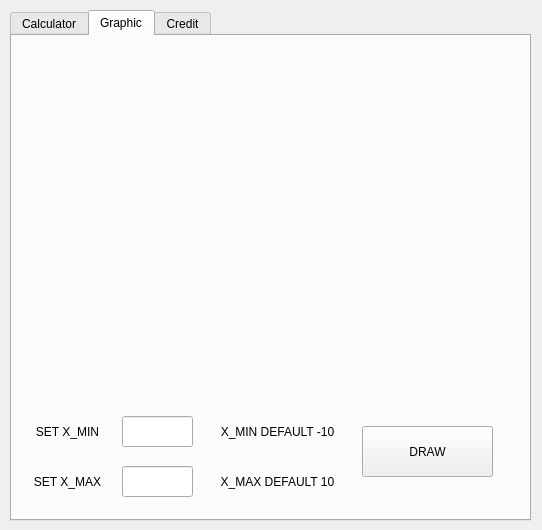
Before: the Qt Designer form src/Calc/mainwindow.ui in Aidahar/Calc_s21, drawn with Qt 5.
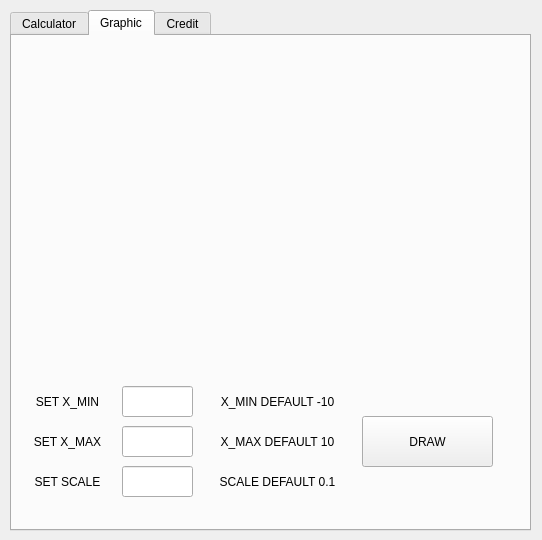
After: the same form once the commit is applied. The open tabs and pages were chosen to show the change. Icons and pictures are not drawn. Custom widgets are drawn as their Qt base class.

Commit message: add check correct max min and scale

What changed in the file:
```diff
--- a/src/Calc/mainwindow.ui
+++ b/src/Calc/mainwindow.ui
@@ -7,7 +7,7 @@
     <x>0</x>
     <y>0</y>
     <width>542</width>
-    <height>530</height>
+    <height>540</height>
    </rect>
   </property>
   <property name="sizePolicy">
@@ -25,7 +25,7 @@
   <property name="maximumSize">
    <size>
     <width>542</width>
-    <height>530</height>
+    <height>540</height>
    </size>
   </property>
   <property name="windowTitle">
@@ -38,7 +38,7 @@
       <x>10</x>
       <y>10</y>
       <width>521</width>
-      <height>511</height>
+      <height>521</height>
      </rect>
     </property>
     <property name="sizePolicy">
@@ -962,7 +962,7 @@
       <property name="geometry">
        <rect>
         <x>110</x>
-        <y>380</y>
+        <y>350</y>
         <width>71</width>
         <height>31</height>
        </rect>
@@ -978,7 +978,7 @@
       <property name="geometry">
        <rect>
         <x>110</x>
-        <y>430</y>
+        <y>390</y>
         <width>71</width>
         <height>31</height>
        </rect>
@@ -994,7 +994,7 @@
       <property name="geometry">
        <rect>
         <x>350</x>
-        <y>390</y>
+        <y>380</y>
         <width>131</width>
         <height>51</height>
        </rect>
@@ -1009,7 +1009,7 @@
         <x>19</x>
         <y>19</y>
         <width>471</width>
-        <height>341</height>
+        <height>321</height>
        </rect>
       </property>
      </widget>
@@ -1017,7 +1017,7 @@
       <property name="geometry">
        <rect>
         <x>190</x>
-        <y>380</y>
+        <y>350</y>
         <width>151</width>
         <height>31</height>
        </rect>
@@ -1033,7 +1033,7 @@
       <property name="geometry">
        <rect>
         <x>190</x>
-        <y>430</y>
+        <y>390</y>
         <width>151</width>
         <height>31</height>
        </rect>
@@ -1049,7 +1049,7 @@
       <property name="geometry">
        <rect>
         <x>10</x>
-        <y>380</y>
+        <y>350</y>
         <width>91</width>
         <height>31</height>
        </rect>
@@ -1065,7 +1065,7 @@
       <property name="geometry">
        <rect>
         <x>10</x>
-        <y>430</y>
+        <y>390</y>
         <width>91</width>
         <height>31</height>
        </rect>
@@ -1077,6 +1077,54 @@
        <set>Qt::AlignCenter</set>
       </property>
      </widget>
+     <widget class="QLabel" name="label_10">
+      <property name="geometry">
+       <rect>
+        <x>10</x>
+        <y>430</y>
+        <width>91</width>
+        <height>31</height>
+       </rect>
+      </property>
+      <property name="text">
+       <string>SET SCALE</string>
+      </property>
+      <property name="alignment">
+       <set>Qt::AlignCenter</set>
+      </property>
+     </widget>
+     <widget class="QLineEdit" name="set_scale">
+      <property name="geometry">
+       <rect>
+        <x>110</x>
+        <y>430</y>
+        <width>71</width>
+        <height>31</height>
+       </rect>
+      </property>
+      <property name="text">
+       <string/>
+      </property>
+      <property name="alignment">
+       <set>Qt::AlignCenter</set>
+      </property>
+     </widget>
+     <widget class="QLabel" name="label_11">
+      <property name="geometry">
+       <rect>
+        <x>190</x>
+        <y>430</y>
+        <width>151</width>
+        <height>31</height>
+       </rect>
+      </property>
+      <property name="text">
+       <string>SCALE DEFAULT 0.1</string>
+      </property>
+      <property name="alignment">
+       <set>Qt::AlignCenter</set>
+      </property>
+     </widget>
     </widget>
     <widget class="QWidget" name="Credit">
      <attribute name="title">
```
Left out of the diff: 2 changed lines with no effect on the pictures. The commit also changes 6 other files.
